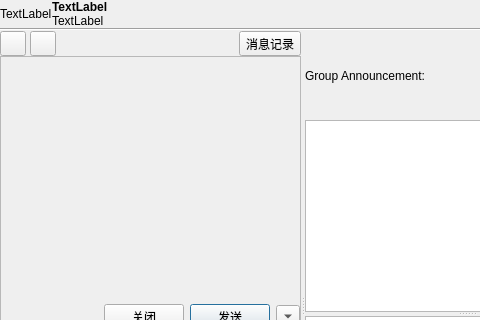
Old version of the form src/ui/groupchatdlg.ui in the repository zhanlangsir/Qtqq; both pictures show x 0 to 480 and y 0 to 320 of the 628 by 578 pixel window.
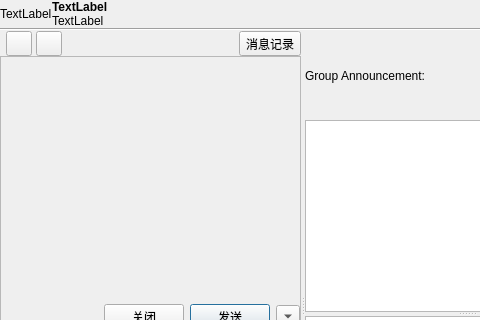
New version of the form.

What changed in the file:
```diff
--- a/src/ui/groupchatdlg.ui
+++ b/src/ui/groupchatdlg.ui
@@ -130,6 +130,9 @@
           <property name="spacing">
            <number>4</number>
           </property>
+          <property name="leftMargin">
+           <number>6</number>
+          </property>
           <item>
            <widget class="QToolButton" name="btn_qqface">
             <property name="text">
```
